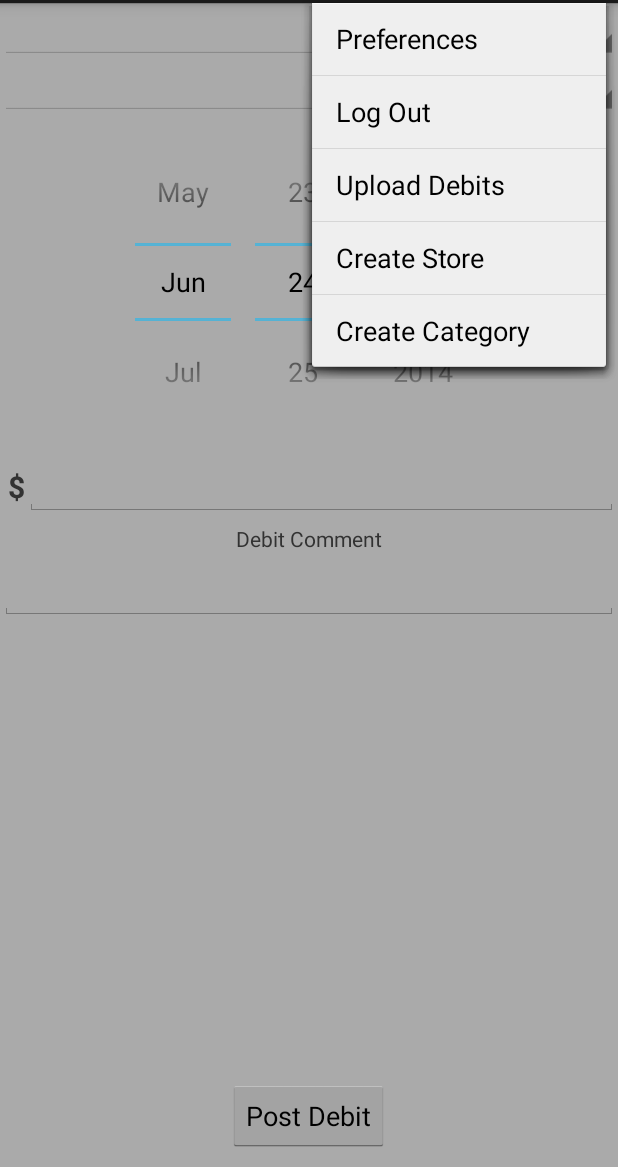
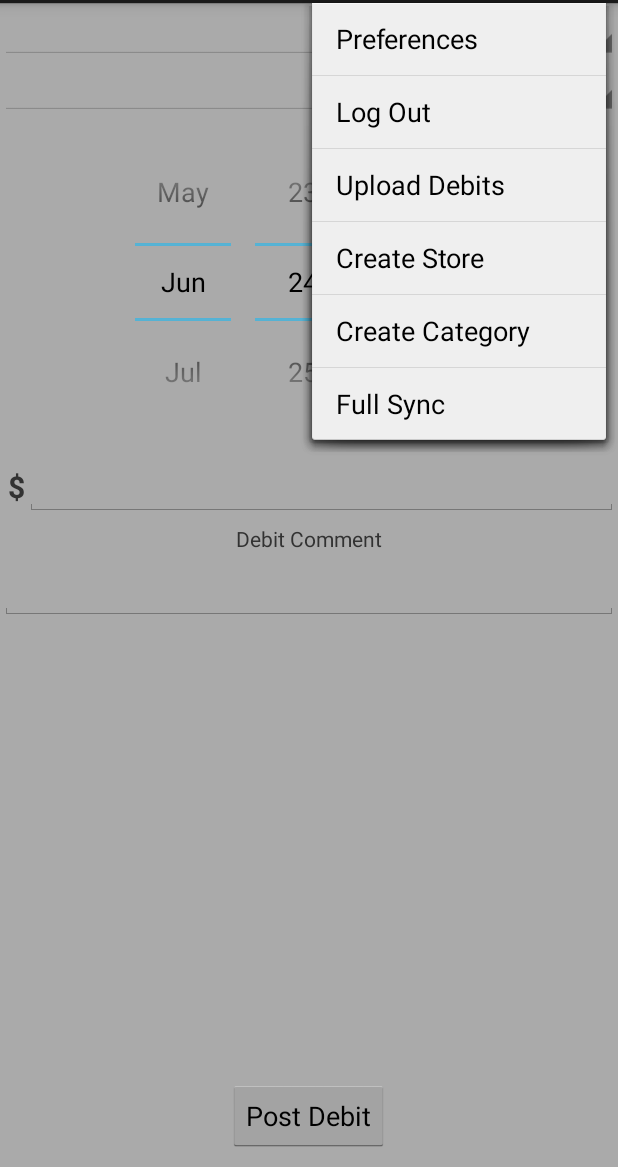
Before and after one commit to DonnOMalley/MySimpleBudgetProject, an Android app: the MainActivity screen opened directly, with no data from a screen before it, with the options menu open, on a phone screen of 412 x 824 dp, the part 69-1236 px from its top. Run offline under Robolectric (Android 15) with nearby library versions, the phone set to English and light mode, and no system bars.

Commit message:
Sync Menu Item
Signed-off-by: DonnOMalley <DonnOMalley1030@gmail.com>

```diff
--- a/MySimpleBudget/src/main/res/menu/mainmenu.xml
+++ b/MySimpleBudget/src/main/res/menu/mainmenu.xml
@@ -21,4 +21,8 @@
           android:title="@string/action_create_category"
           android:visible="true"
           android:showAsAction="never" />
+    <item android:id="@+id/action_full_sync"
+          android:title="@string/action_manual_sync_all_configuration"
+          android:visible="true"
+          android:showAsAction="never" />
 </menu>
--- a/MySimpleBudget/src/main/res/values/strings.xml
+++ b/MySimpleBudget/src/main/res/values/strings.xml
@@ -39,9 +39,11 @@
         <string name="action_upload_debits">Upload Debits</string>
         <string name="action_create_category">Create Category</string>
         <string name="action_create_store">Create Store</string>
+        <string name="action_manual_sync_all_configuration">Full Sync</string>
     <!-- End of Main Menu Action Strings -->
 
     <!-- UI Helper Strings -->
-        <item name="category_spinner_prompt" type="id">Select a Category</item>
+    <item name="category_spinner_prompt" type="id">Select a Category</item>
+    <item name="store_spinner_prompt" type="id">Select a Store</item>
     <!-- End of UI Helper Strings -->
 </resources>
```
